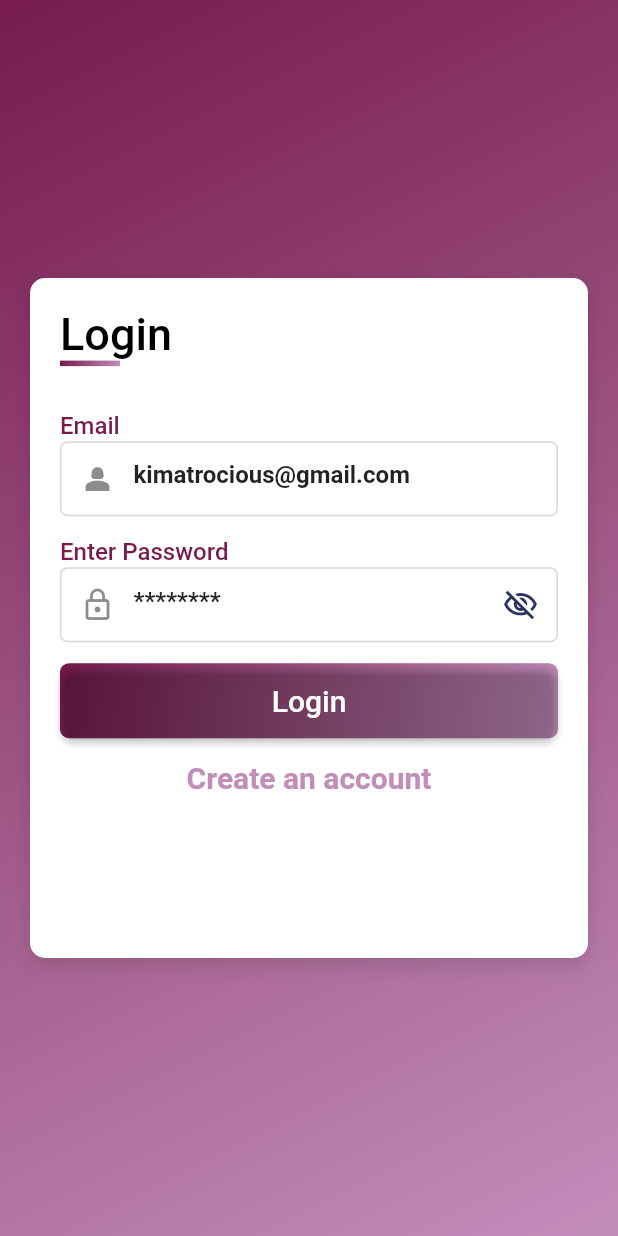
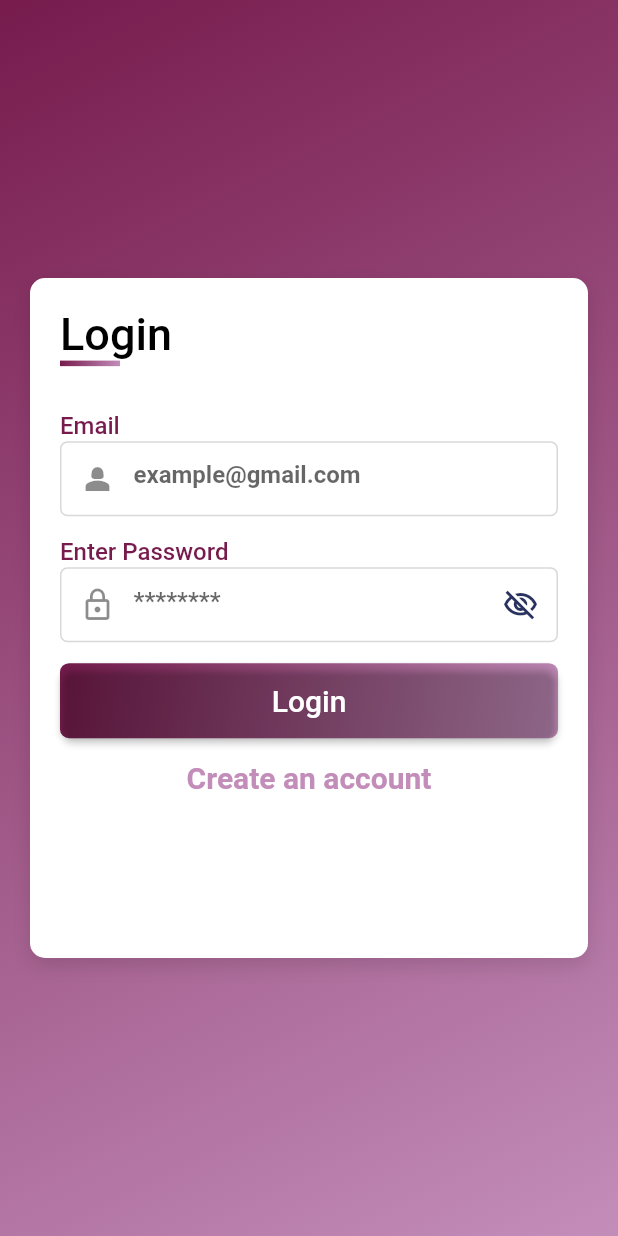
Before and after one commit to SamsonMokaya/healthVoiceAssistant, a Flutter app: the screen it shows after launch, on a phone screen of 412 x 824 dp. Run offline on Flutter 3.47's test engine with Material 2 defaults, Android fonts, the phone set to English and light mode, and no system bars; our stand-ins replace avatar_glow, cached_network_image, equatable, flutter_bloc, flutter_svg, fluttertoast and 2 more; Roboto replaces fonts that are missing (Ubuntu).

```diff
--- a/lib/main.dart
+++ b/lib/main.dart
@@ -79,6 +79,7 @@ class MyApp extends StatelessWidget {
                     .pushReplacementNamed(route.loginScreen);
               } else if (state.action == 'login') {
                 print('helloooooooo');
+
                 navigatorKey.currentState!.pushReplacementNamed(
                   route.otpScreen,
                   arguments: {
--- a/lib/presentations/views/auth/login_screen.dart
+++ b/lib/presentations/views/auth/login_screen.dart
@@ -19,8 +19,6 @@ class LoginScreen extends StatelessWidget {
   Widget build(BuildContext context) {
     final state = context.watch<TogglePasswordCubit>().state;
     final size = MediaQuery.of(context).size;
-    _usernameController.text = 'kimatrocious@gmail.com';
-    _passwordController.text = 'password';
     return Scaffold(
       body: SingleChildScrollView(
         child: Container(
```
Also changed, not shown: lib/business_logic/bloc/authentication/authentication_bloc.dart (+9 -4 lines).
